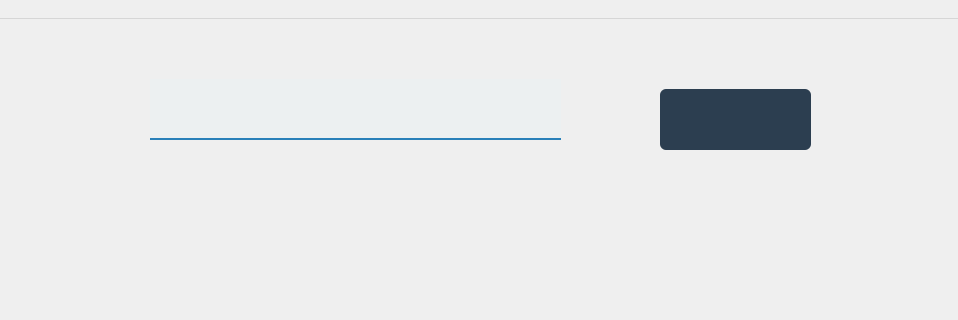
Above: gamewindow.ui from ArgentiLover/SeaBattleProject before the change; both pictures show x 200 to 1158 and y 0 to 320 of the 1158 by 678 pixel window. Below: the same form after it.
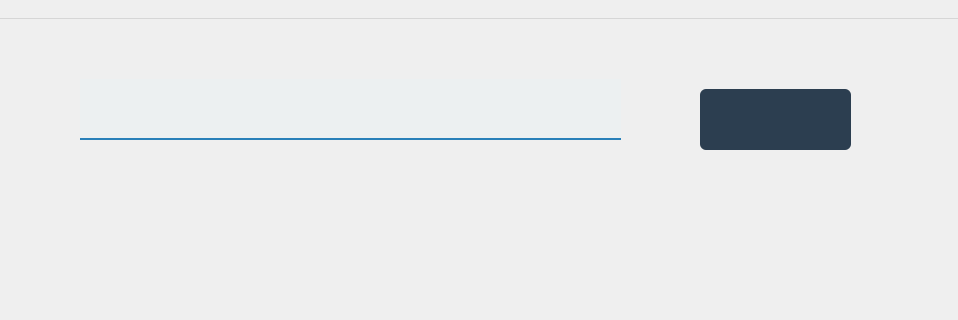
That is the form after the change.

```diff
--- a/gamewindow.ui
+++ b/gamewindow.ui
@@ -48,9 +48,9 @@
    <widget class="QLabel" name="labelStatus">
     <property name="geometry">
      <rect>
-      <x>350</x>
+      <x>280</x>
       <y>60</y>
-      <width>411</width>
+      <width>541</width>
       <height>61</height>
      </rect>
     </property>
@@ -71,7 +71,7 @@
    <widget class="QLabel" name="labelTimer">
     <property name="geometry">
      <rect>
-      <x>860</x>
+      <x>900</x>
       <y>70</y>
       <width>151</width>
       <height>61</height>
```
